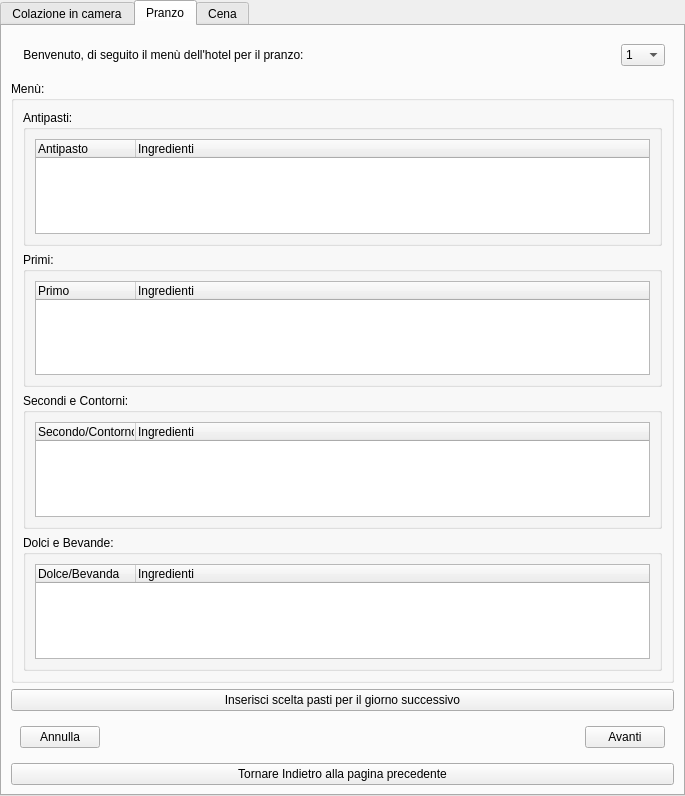
Before: the Qt Designer form ui/Receptionist/InserisciSceltaPastiPranzoCena/GestioneCucina.ui in mdoraz/Hotel, drawn with Qt 5.
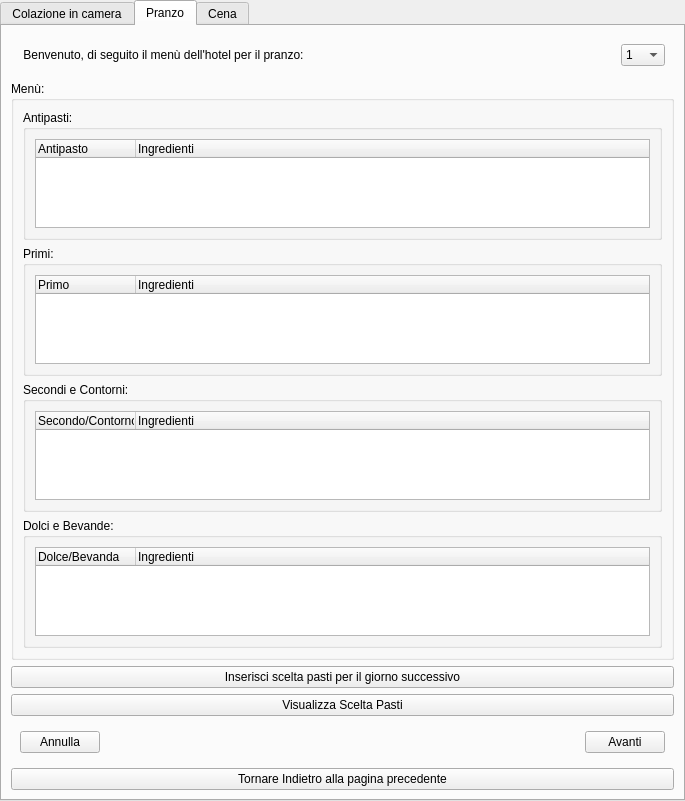
After: the same form once the commit is applied. The open tabs and pages were chosen to show the change.

Commit message: Collegata home camerieri e home receptionist la prenotazione della colazione in camera e la scelta dei pasti per pranzo e cena + file .ui per visualizza scelta pastipranzo/cena + modifihce home gestione cucina per receptionist e camerieri

```diff
--- a/ui/Receptionist/InserisciSceltaPastiPranzoCena/GestioneCucina.ui
+++ b/ui/Receptionist/InserisciSceltaPastiPranzoCena/GestioneCucina.ui
@@ -10,7 +10,7 @@
     <x>0</x>
     <y>0</y>
     <width>685</width>
-    <height>796</height>
+    <height>801</height>
    </rect>
   </property>
   <property name="tabletTracking">
@@ -487,6 +487,13 @@
       </property>
      </widget>
     </item>
+    <item>
+     <widget class="QPushButton" name="btnVisualizzaSceltaPastiPranzo">
+      <property name="text">
+       <string>Visualizza Scelta Pasti</string>
+      </property>
+     </widget>
+    </item>
     <item>
      <widget class="QWidget" name="widgetSceltaPastiPranzo" native="true">
       <layout class="QHBoxLayout" name="horizontalLayout">
```
Left out of the diff: 7 changed lines with no effect on the pictures. The commit also changes 12 other files.
